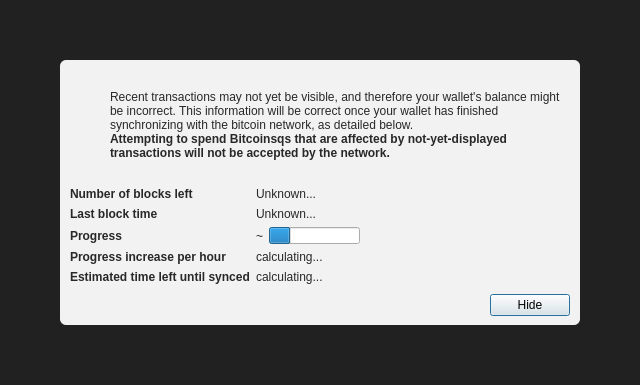
First picture: the form in src/qt/forms/modaloverlay.ui, repository VeriBlock/b, before the edit.
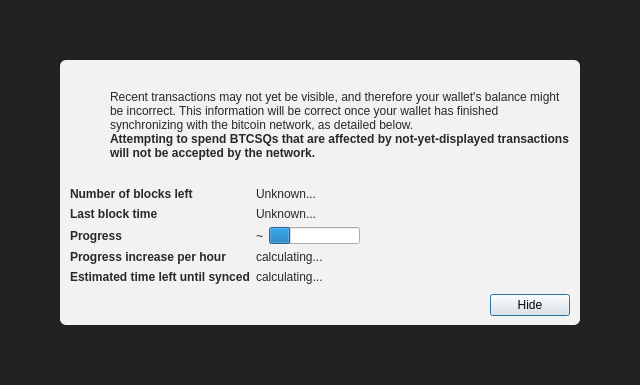
Second picture: the form after the edit. Icons and pictures are not drawn.

What changed in the file:
```diff
--- a/src/qt/forms/modaloverlay.ui
+++ b/src/qt/forms/modaloverlay.ui
@@ -149,7 +149,7 @@
                 </font>
                </property>
                <property name="text">
-                <string>Attempting to spend Bitcoinsqs that are affected by not-yet-displayed transactions will not be accepted by the network.</string>
+                <string>Attempting to spend BTCSQs that are affected by not-yet-displayed transactions will not be accepted by the network.</string>
                </property>
                <property name="textFormat">
                 <enum>Qt::RichText</enum>
```
